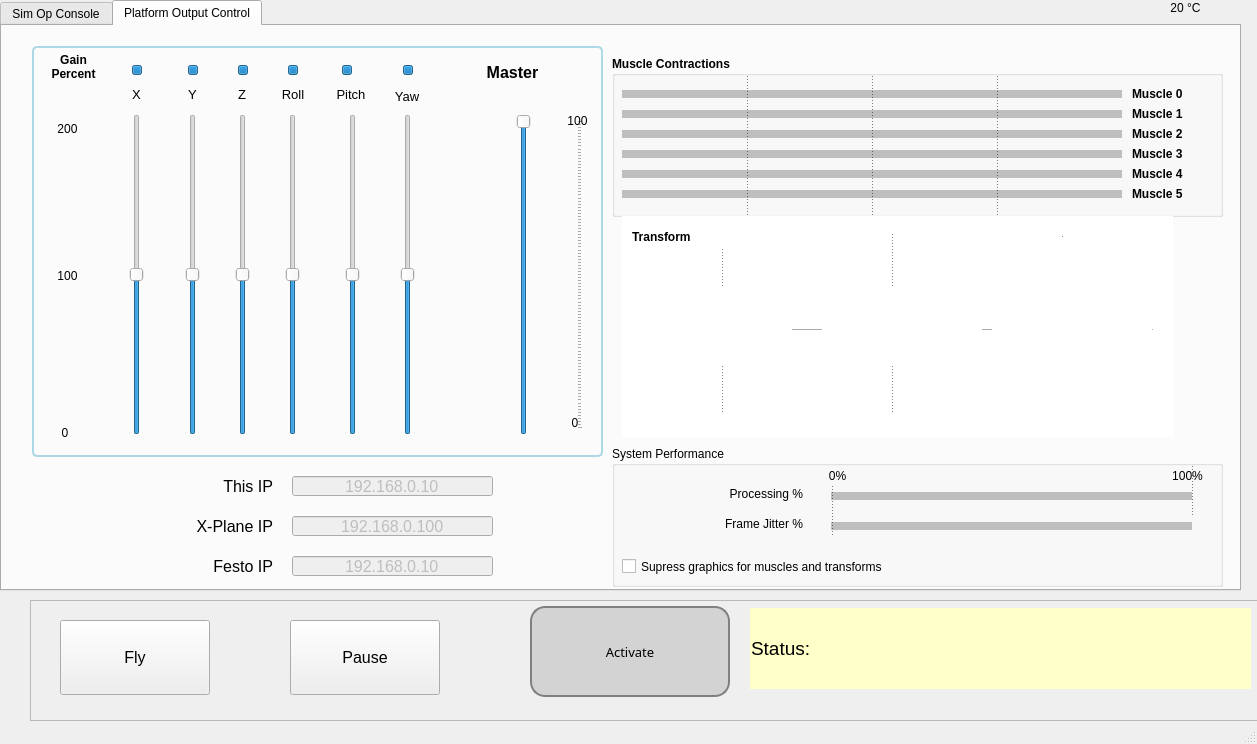
First picture: the form in SimInterface_1280.ui, repository michaelmargolis/SimOpConsole, before the edit.
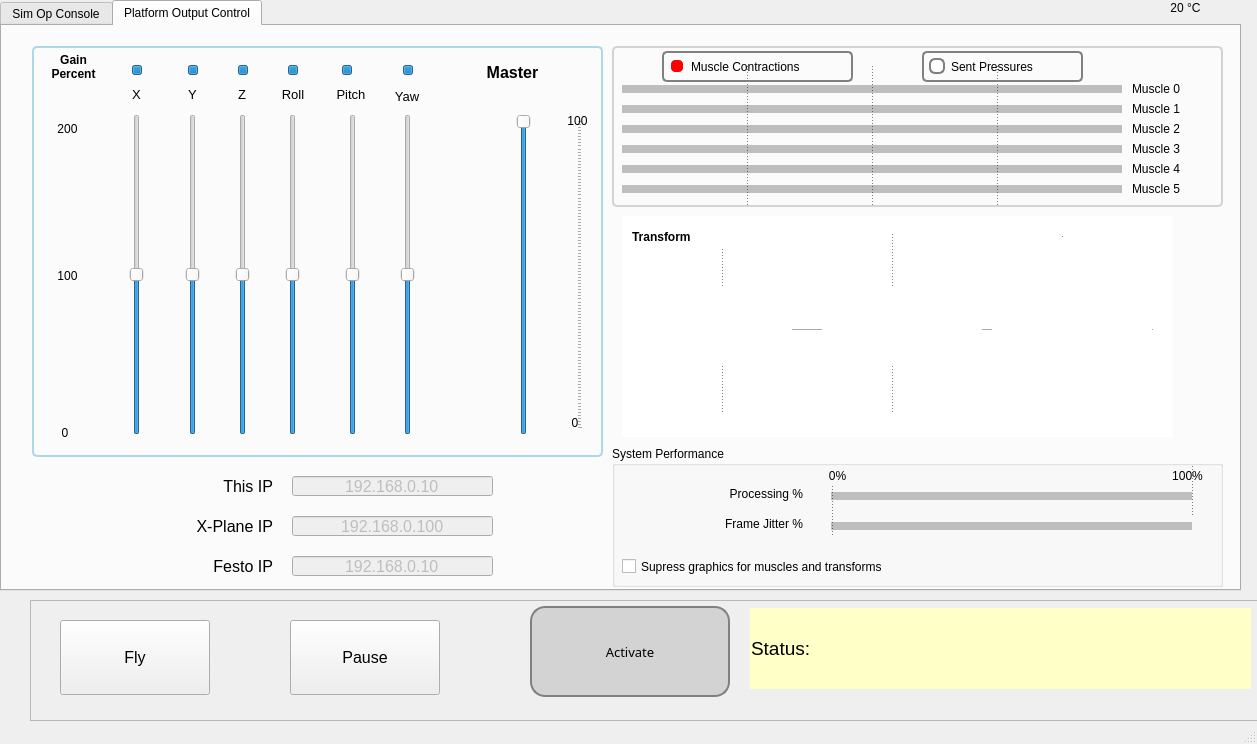
Second picture: the form after the edit. The open tabs and pages were chosen to show the change. Icons and pictures are not drawn.

Patch:
```diff
--- a/SimInterface_1280.ui
+++ b/SimInterface_1280.ui
@@ -2136,7 +2136,7 @@
       <property name="geometry">
        <rect>
         <x>610</x>
-        <y>30</y>
+        <y>20</y>
         <width>611</width>
         <height>161</height>
        </rect>
@@ -2148,8 +2148,22 @@
         <bold>true</bold>
        </font>
       </property>
+      <property name="styleSheet">
+       <string notr="true">QGroupBox {
+    border: 2px solid lightgray;
+    border-radius: 5px;
+    padding: 10px;
+}
+
+QGroupBox::title {
+    background-color: transparent;
+    subcontrol-position: top left;
+    padding: 2px 10px;
+}
+</string>
+      </property>
       <property name="title">
-       <string>Muscle Contractions</string>
+       <string/>
       </property>
       <widget class="Line" name="muscle_4">
        <property name="enabled">
@@ -2158,7 +2172,7 @@
        <property name="geometry">
         <rect>
          <x>10</x>
-         <y>110</y>
+         <y>115</y>
          <width>500</width>
          <height>16</height>
         </rect>
@@ -2193,7 +2207,7 @@
        <property name="geometry">
         <rect>
          <x>10</x>
-         <y>130</y>
+         <y>135</y>
          <width>500</width>
          <height>16</height>
         </rect>
@@ -2215,7 +2229,7 @@
        <property name="geometry">
         <rect>
          <x>10</x>
-         <y>30</y>
+         <y>35</y>
          <width>500</width>
          <height>16</height>
         </rect>
@@ -2237,7 +2251,7 @@
        <property name="geometry">
         <rect>
          <x>10</x>
-         <y>50</y>
+         <y>55</y>
          <width>500</width>
          <height>16</height>
         </rect>
@@ -2259,7 +2273,7 @@
        <property name="geometry">
         <rect>
          <x>10</x>
-         <y>70</y>
+         <y>75</y>
          <width>500</width>
          <height>16</height>
         </rect>
@@ -2281,7 +2295,7 @@
        <property name="geometry">
         <rect>
          <x>10</x>
-         <y>90</y>
+         <y>95</y>
          <width>500</width>
          <height>16</height>
         </rect>
@@ -2300,7 +2314,7 @@
        <property name="geometry">
         <rect>
          <x>520</x>
-         <y>90</y>
+         <y>95</y>
          <width>91</width>
          <height>16</height>
         </rect>
@@ -2313,7 +2327,7 @@
        <property name="geometry">
         <rect>
          <x>520</x>
-         <y>30</y>
+         <y>35</y>
          <width>91</width>
          <height>16</height>
         </rect>
@@ -2326,7 +2340,7 @@
        <property name="geometry">
         <rect>
          <x>520</x>
-         <y>110</y>
+         <y>115</y>
          <width>91</width>
          <height>16</height>
         </rect>
@@ -2339,7 +2353,7 @@
        <property name="geometry">
         <rect>
          <x>520</x>
-         <y>130</y>
+         <y>135</y>
          <width>91</width>
          <height>16</height>
         </rect>
@@ -2352,7 +2366,7 @@
        <property name="geometry">
         <rect>
          <x>520</x>
-         <y>50</y>
+         <y>55</y>
          <width>91</width>
          <height>16</height>
         </rect>
@@ -2365,7 +2379,7 @@
        <property name="geometry">
         <rect>
          <x>520</x>
-         <y>70</y>
+         <y>75</y>
          <width>91</width>
          <height>16</height>
         </rect>
@@ -2434,6 +2448,113 @@
         <enum>Qt::Vertical</enum>
        </property>
       </widget>
+      <widget class="QRadioButton" name="rb_contractions">
+       <property name="geometry">
+        <rect>
+         <x>50</x>
+         <y>5</y>
+         <width>191</width>
+         <height>31</height>
+        </rect>
+       </property>
+       <property name="styleSheet">
+        <string notr="true">QGroupBox {
+    border: 2px solid gray;
+    border-radius: 5px;
+    padding: 10px;
+    margin-top: 10px;  /* Ensures the title does not overlap the border */
+}
+
+QGroupBox::title {
+    background-color: white;
+    color: black;
+    subcontrol-origin: margin;  /* Positions the title properly */
+    subcontrol-position: top left;
+    padding: 2px 10px;
+}
+
+QRadioButton {
+    border: 2px solid gray;  /* Adds a border around the radio button itself */
+    border-radius: 5px;
+    padding: 5px;
+}
+
+QRadioButton::indicator {
+    width: 12px;
+    height: 12px;
+    border-radius: 6px;
+}
+
+QRadioButton::indicator:checked {
+    background-color: red;
+    border: 2px solid white;
+}
+
+QRadioButton::indicator:unchecked {
+    background-color: white;
+    border: 2px solid gray;  /* Ensures the indicator border is visible */
+}
+</string>
+       </property>
+       <property name="text">
+        <string>Muscle Contractions</string>
+       </property>
+       <property name="checked">
+        <bool>true</bool>
+       </property>
+      </widget>
+      <widget class="QRadioButton" name="rb_pressures">
+       <property name="geometry">
+        <rect>
+         <x>310</x>
+         <y>5</y>
+         <width>161</width>
+         <height>31</height>
+        </rect>
+       </property>
+       <property name="styleSheet">
+        <string notr="true">QGroupBox {
+    border: 2px solid gray;
+    border-radius: 5px;
+    padding: 10px;
+    margin-top: 10px;  /* Ensures the title does not overlap the border */
+}
+
+QGroupBox::title {
+    background-color: white;
+    color: black;
+    subcontrol-origin: margin;  /* Positions the title properly */
+    subcontrol-position: top left;
+    padding: 2px 10px;
+}
+
+QRadioButton {
+    border: 2px solid gray;  /* Adds a border around the radio button itself */
+    border-radius: 5px;
+    padding: 5px;
+}
+
+QRadioButton::indicator {
+    width: 12px;
+    height: 12px;
+    border-radius: 6px;
+}
+
+QRadioButton::indicator:checked {
+    background-color: red;
+    border: 2px solid white;
+}
+
+QRadioButton::indicator:unchecked {
+    background-color: white;
+    border: 2px solid gray;  /* Ensures the indicator border is visible */
+}
+</string>
+       </property>
+       <property name="text">
+        <string>Sent Pressures</string>
+       </property>
+      </widget>
       <zorder>lbl_actuator_frame</zorder>
       <zorder>muscle_0</zorder>
       <zorder>muscle_1</zorder>
@@ -2450,6 +2571,8 @@
       <zorder>line_vert_4</zorder>
       <zorder>line_vert_10</zorder>
       <zorder>line_vert_11</zorder>
+      <zorder>rb_contractions</zorder>
+      <zorder>rb_pressures</zorder>
      </widget>
      <widget class="QGroupBox" name="gb_sys_performance">
       <property name="geometry">
```
